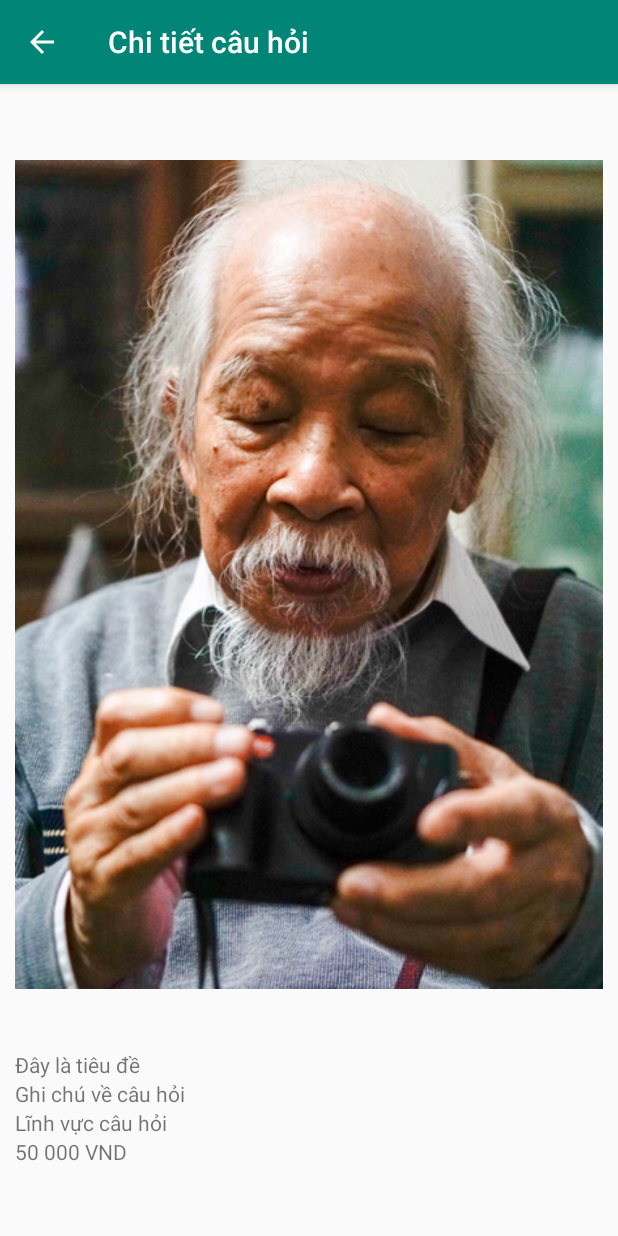
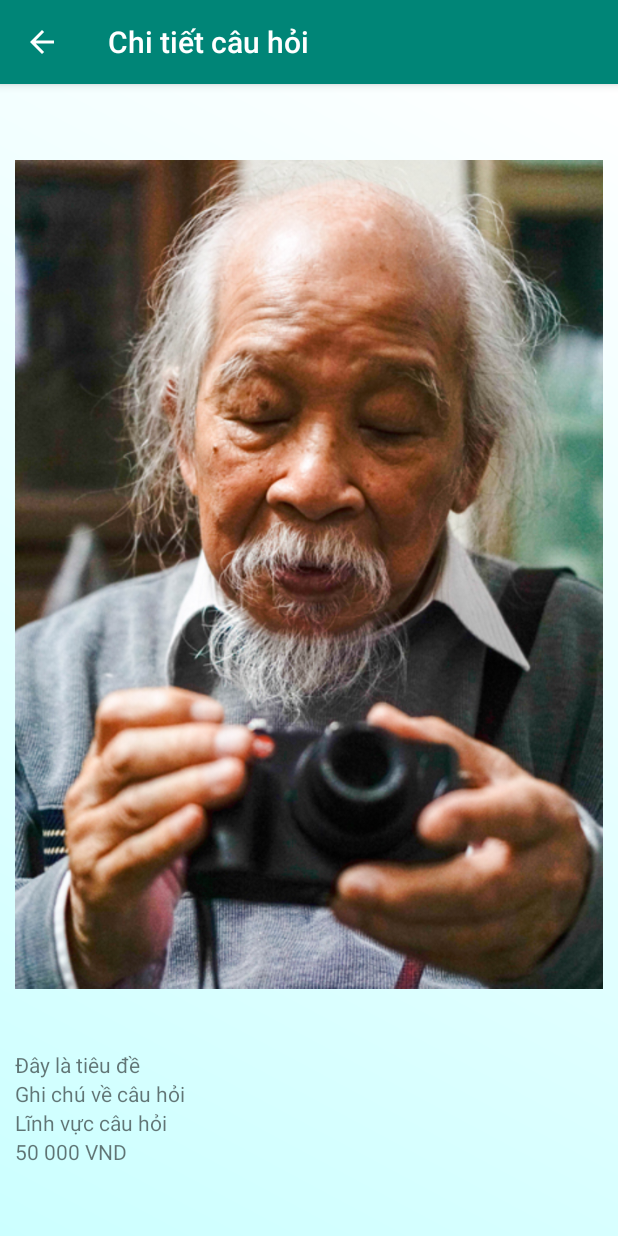
Before and after one commit to tranvanduong2483/Any-Question, an Android app: the DetailQuestionActivity screen opened directly, with no data from a screen before it, on a phone screen of 412 x 824 dp. Run offline under Robolectric (Android 15) with nearby library versions, the phone set to English and light mode, and no system bars.

Commit message:
sửa một số giao diện

```diff
--- /dev/null
+++ b/app/src/main/res/drawable/background3.xml
@@ -0,0 +1,8 @@
+<shape xmlns:android="http://schemas.android.com/apk/res/android"
+    android:shape="rectangle">
+    />
+    <gradient
+        android:angle="45"
+        android:endColor="#FFFFFF"
+        android:startColor="#CCFFFF" />
+</shape>
--- a/app/src/main/res/drawable/grad.xml
+++ b/app/src/main/res/drawable/grad.xml
@@ -5,6 +5,7 @@
     <gradient
         android:angle="45"
         android:endColor="@color/gradEnd"
-        android:startColor="@color/gradStart" />
+        android:startColor="@color/gradStart"/>
+
 
 </shape>
--- a/app/src/main/res/layout/activity_detail_question.xml
+++ b/app/src/main/res/layout/activity_detail_question.xml
@@ -3,7 +3,8 @@
     android:layout_width="match_parent"
     android:layout_height="match_parent"
     android:orientation="vertical"
-    android:padding="10dp">
+    android:padding="10dp"
+    android:background="@drawable/background3">
 
     <LinearLayout
         android:orientation="vertical"
--- a/app/src/main/res/layout/activity_edit_infomation.xml
+++ b/app/src/main/res/layout/activity_edit_infomation.xml
@@ -34,14 +34,14 @@
                 android:id="@+id/btn_chonanhtuthuvien"
                 android:layout_width="wrap_content"
                 android:layout_height="wrap_content"
-                android:background="@drawable/button5"
+                android:background="@drawable/button1"
                 android:text="Chọn" />
 
             <Button
                 android:id="@+id/btn_chupanh"
                 android:layout_width="wrap_content"
                 android:layout_height="wrap_content"
-                android:background="@drawable/button5"
+                android:background="@drawable/button1"
                 android:text="Chụp mới" />
         </LinearLayout>
     </LinearLayout>
--- a/app/src/main/res/layout/activity_loading_search_expert.xml
+++ b/app/src/main/res/layout/activity_loading_search_expert.xml
@@ -9,7 +9,7 @@
     android:padding="15dp"
     android:gravity="center"
     tools:context=".LoadingSearchExpertActivity"
-
+android:background="@drawable/grad"
     >
 
     <ProgressBar
--- a/app/src/main/res/layout/fragment_account_expert.xml
+++ b/app/src/main/res/layout/fragment_account_expert.xml
@@ -5,7 +5,8 @@
 
     android:padding="10dp"
     android:layout_width="match_parent"
-    android:layout_height="match_parent">
+    android:layout_height="match_parent"
+    android:background="@drawable/background3">
 
     <LinearLayout
         android:layout_width="match_parent"
--- a/app/src/main/res/layout/fragment_account_user.xml
+++ b/app/src/main/res/layout/fragment_account_user.xml
@@ -4,7 +4,8 @@
 
     android:padding="10dp"
     android:layout_width="match_parent"
-    android:layout_height="match_parent">
+    android:layout_height="match_parent"
+    android:background="@drawable/background3">
 
 
     <LinearLayout
--- a/app/src/main/res/layout/fragment_help.xml
+++ b/app/src/main/res/layout/fragment_help.xml
@@ -5,7 +5,7 @@
     android:orientation="vertical"
     android:layout_width="match_parent"
     android:layout_height="match_parent"
-    android:background="@color/grey">
+    android:background="@drawable/background3">
 
     <ImageView
         android:id="@+id/logo"
--- a/app/src/main/res/layout/fragment_search_expert.xml
+++ b/app/src/main/res/layout/fragment_search_expert.xml
@@ -5,7 +5,8 @@
     android:layout_height="match_parent"
     android:paddingLeft="20dp"
     android:paddingTop="10dp"
-    android:paddingRight="20dp">
+    android:paddingRight="20dp"
+    android:background="@drawable/background3">
 
 
     <LinearLayout
```
Also changed, not shown: app/src/main/res/drawable/rating_background2.xml (added, +26 -0 lines).
